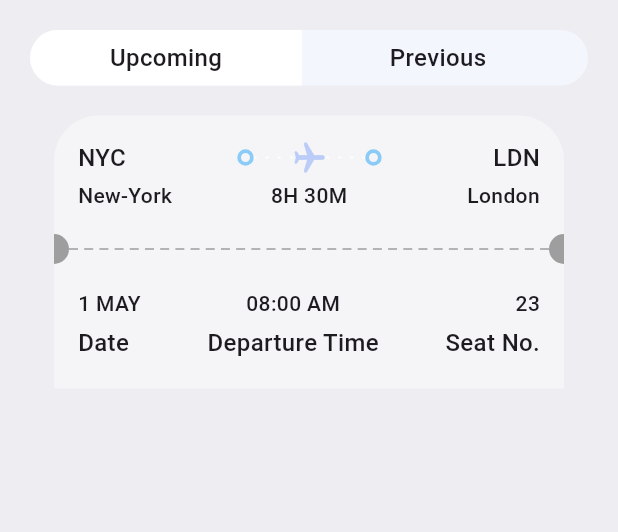
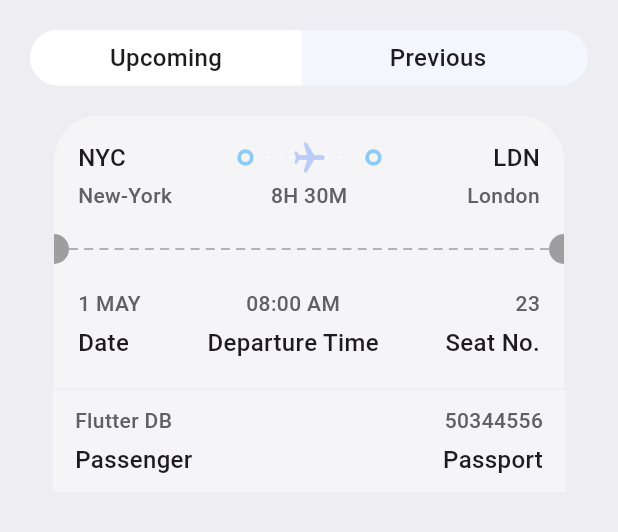
Before and after one commit to carlstep/ticket_app, a Flutter app: the TicketScreen screen opened by its route, on a phone screen of 412 x 824 dp, the part 141-673 px from its top. Run offline on Flutter 3.47's test engine with Material 3 defaults, Android fonts, the phone set to English and light mode, and no system bars; our stand-ins replace fluentui_icons.

Commit message:
cont with ticket_screen design

```diff
--- a/lib/base/res/styles/app_styles.dart
+++ b/lib/base/res/styles/app_styles.dart
@@ -51,8 +51,9 @@ class AppStyle {
     fontWeight: FontWeight.w500,
   );
 
-  static TextStyle headlineStyle4 = const TextStyle(
+  static TextStyle headlineStyle4 = TextStyle(
     fontSize: 14,
     fontWeight: FontWeight.w500,
+    color: Colors.grey.shade700,
   );
 }
--- a/lib/base/widgets/ticket_view.dart
+++ b/lib/base/widgets/ticket_view.dart
@@ -32,8 +32,9 @@ class TicketView extends StatelessWidget {
   @override
   Widget build(BuildContext context) {
     final size = MediaQuery.of(context).size.width * 0.85;
+
     return SizedBox(
-      height: 188,
+      height: 182,
       width: size,
       child: Container(
         margin: EdgeInsets.only(
--- a/lib/screens/ticket/ticket_screen.dart
+++ b/lib/screens/ticket/ticket_screen.dart
@@ -3,6 +3,8 @@ import 'package:ticket_app/base/res/styles/app_styles.dart';
 import 'package:ticket_app/base/utils/all_json.dart';
 import 'package:ticket_app/base/widgets/ticket_view.dart';
 import 'package:ticket_app/screens/search/widgets/app_ticket_tabs.dart';
+
+import '../../base/widgets/app_column_text_layout.dart';
 
 class TicketScreen extends StatelessWidget {
   const TicketScreen({super.key});
@@ -41,6 +43,37 @@ class TicketScreen extends StatelessWidget {
               isColor: true,
             ),
           ),
+          SizedBox(
+            height: 1,
+          ),
+          // bottom section of TicketView on TicketScreen
+          Container(
+            margin: const EdgeInsets.symmetric(horizontal: 15),
+            padding: const EdgeInsets.symmetric(horizontal: 15, vertical: 10),
+            color: AppStyle.ticketWhite,
+            child: const Column(
+              children: [
+                //
+                Row(
+                  mainAxisAlignment: MainAxisAlignment.spaceBetween,
+                  children: [
+                    AppColumnTextLayout(
+                      topText: 'Flutter DB',
+                      bottomText: 'Passenger',
+                      alignment: CrossAxisAlignment.start,
+                      isColor: true,
+                    ),
+                    AppColumnTextLayout(
+                      topText: '50344556',
+                      bottomText: 'Passport',
+                      alignment: CrossAxisAlignment.end,
+                      isColor: true,
+                    ),
+                  ],
+                ),
+              ],
+            ),
+          ),
         ],
       ),
     );
```
